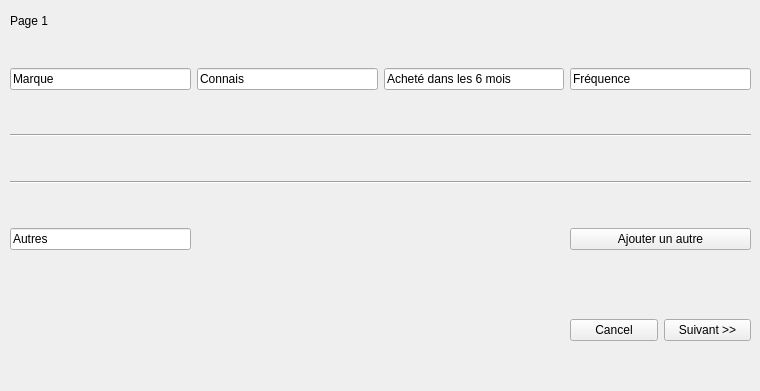
Qt form QTProjectS6/sondage_page1.ui (LeoGaudias/QTProjectS6) before a commit.
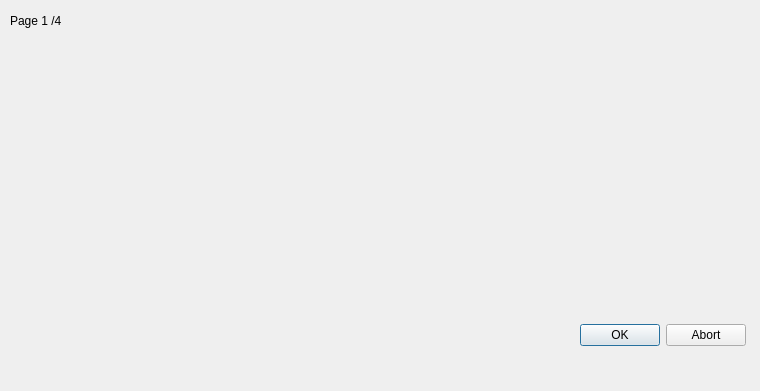
The same form after that commit.

Diff of the .ui file:
```diff
--- a/QTProjectS6/sondage_page1.ui
+++ b/QTProjectS6/sondage_page1.ui
@@ -23,35 +23,9 @@
     </rect>
    </property>
    <property name="text">
-    <string>Page 1</string>
+    <string>Page 1 /4</string>
    </property>
   </widget>
-  <widget class="QWidget" name="horizontalLayoutWidget">
-   <property name="geometry">
-    <rect>
-     <x>570</x>
-     <y>290</y>
-     <width>181</width>
-     <height>80</height>
-    </rect>
-   </property>
-   <layout class="QHBoxLayout" name="horizontalLayout">
-    <item>
-     <widget class="QPushButton" name="pushButton">
-      <property name="text">
-       <string>Cancel</string>
-      </property>
-     </widget>
-    </item>
-    <item>
-     <widget class="QPushButton" name="pushButton_2">
-      <property name="text">
-       <string>Suivant &gt;&gt;</string>
-      </property>
-     </widget>
-    </item>
-   </layout>
-  </widget>
   <widget class="QWidget" name="gridLayoutWidget">
    <property name="geometry">
     <rect>
@@ -61,79 +35,20 @@
      <height>261</height>
     </rect>
    </property>
-   <layout class="QGridLayout" name="gridLayout">
-    <item row="0" column="1">
-     <widget class="QLineEdit" name="lineEdit_2">
-      <property name="text">
-       <string>Connais</string>
-      </property>
-      <property name="readOnly">
-       <bool>true</bool>
-      </property>
-     </widget>
-    </item>
-    <item row="0" column="2">
-     <widget class="QLineEdit" name="lineEdit_3">
-      <property name="text">
-       <string>Acheté dans les 6 mois</string>
-      </property>
-      <property name="readOnly">
-       <bool>true</bool>
-      </property>
-     </widget>
-    </item>
-    <item row="0" column="0">
-     <widget class="QLineEdit" name="lineEdit">
-      <property name="text">
-       <string>Marque</string>
-      </property>
-      <property name="readOnly">
-       <bool>true</bool>
-      </property>
-     </widget>
-    </item>
-    <item row="0" column="3">
-     <widget class="QLineEdit" name="lineEdit_4">
-      <property name="text">
-       <string>Fréquence</string>
-      </property>
-      <property name="readOnly">
-       <bool>true</bool>
-      </property>
-     </widget>
-    </item>
-    <item row="3" column="0">
-     <widget class="QLineEdit" name="lineEdit_5">
-      <property name="text">
-       <string>Autres</string>
-      </property>
-      <property name="readOnly">
-       <bool>true</bool>
-      </property>
-     </widget>
-    </item>
-    <item row="3" column="3">
-     <widget class="QPushButton" name="pushButton_3">
-      <property name="text">
-       <string>Ajouter un autre</string>
-      </property>
-     </widget>
-    </item>
-    <item row="1" column="0" colspan="4">
-     <widget class="Line" name="line">
-      <property name="orientation">
-       <enum>Qt::Horizontal</enum>
-      </property>
-     </widget>
-    </item>
-    <item row="2" column="0" colspan="4">
-     <widget class="Line" name="line_2">
-      <property name="orientation">
-       <enum>Qt::Horizontal</enum>
-      </property>
-     </widget>
-    </item>
-   </layout>
+   <layout class="QGridLayout" name="gridLayout"/>
+  </widget>
+  <widget class="QDialogButtonBox" name="buttonBox">
+   <property name="geometry">
+    <rect>
+     <x>565</x>
+     <y>320</y>
+     <width>181</width>
+     <height>31</height>
+    </rect>
+   </property>
+   <property name="standardButtons">
+    <set>QDialogButtonBox::Abort|QDialogButtonBox::Ok</set>
+   </property>
   </widget>
  </widget>
  <resources/>
```
